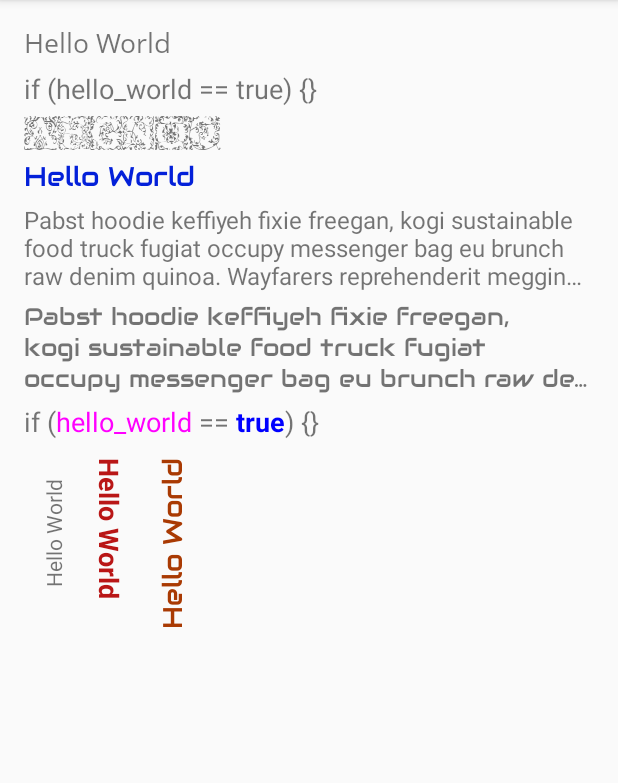
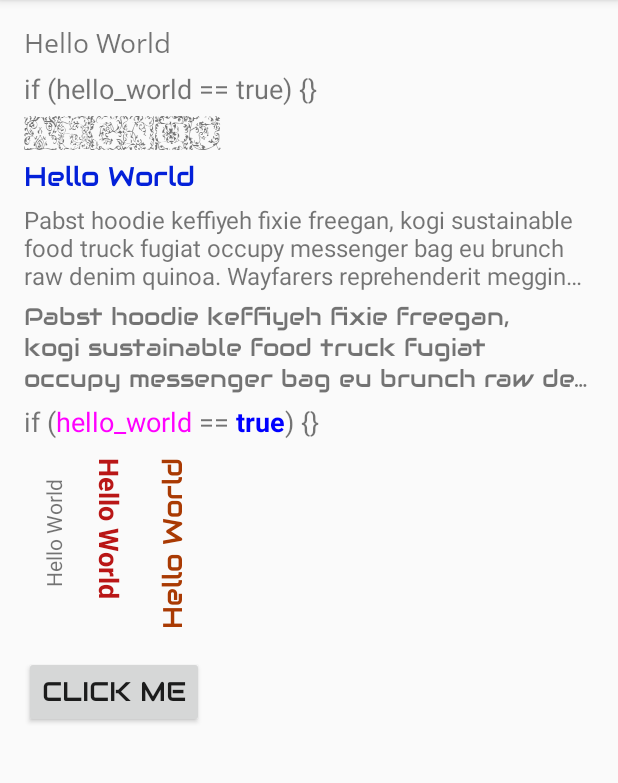
Before and after one commit to iNdieboyjeff/TextViews, an Android app: the screen it shows after launch (MainActivity), on a phone screen of 412 x 824 dp, the part 84-867 px from its top. Run offline under Robolectric (Android 15) with nearby library versions, the phone set to English and light mode, and no system bars; 3 statements that could not run were skipped.

Commit message:
Add FontButton

```diff
--- a/library/build.gradle
+++ b/library/build.gradle
@@ -8,7 +8,7 @@ apply plugin: 'com.jfrog.bintray'
 
 allprojects {
     group = 'util.android.textviews'
-    version = '1.2.3'
+    version = '1.2.4'
 }
 
 android {
@@ -79,6 +79,3 @@ bintray {
         publish = true
     }
 }
-dependencies {
-    compile 'com.android.support:recyclerview-v7:23.1.1'
-}
--- /dev/null
+++ b/library/src/main/java/util/android/textviews/FontButton.java
@@ -0,0 +1,130 @@
+/*
+ *  Copyright (c) 2015 Jeff Sutton
+ *
+ *  Licensed under the Apache License, Version 2.0 (the "License");
+ *  you may not use this file except in compliance with the License.
+ *  You may obtain a copy of the License at
+ *
+ *      http://www.apache.org/licenses/LICENSE-2.0
+ *
+ *  Unless required by applicable law or agreed to in writing, software
+ *  distributed under the License is distributed on an "AS IS" BASIS,
+ *  WITHOUT WARRANTIES OR CONDITIONS OF ANY KIND, either express or implied.
+ *  See the License for the specific language governing permissions and
+ *  limitations under the License.
+ */
+
+package util.android.textviews;
+
+import android.annotation.TargetApi;
+import android.content.Context;
+import android.content.res.AssetManager;
+import android.content.res.TypedArray;
+import android.graphics.Typeface;
+import android.os.Build;
+import android.util.AttributeSet;
+import android.util.Log;
+import android.util.LruCache;
+import android.widget.Button;
+
+import java.io.IOException;
+import java.io.InputStream;
+
+/**
+ * <p>A Button that allows you to set a custom Typeface</p>
+ *
+ * @author Jeff Sutton
+ * @since 1.2.4
+ */
+public class FontButton extends Button {
+    private static final String LOGTAG = FontButton.class.getSimpleName();
+    private static final LruCache<String, Typeface> sTypefaceCache = new LruCache<>(12);
+
+    public FontButton(Context context) {
+        super(context);
+    }
+
+    public FontButton(Context context, AttributeSet attrs) {
+        super(context, attrs);
+        init(context, attrs);
+    }
+
+    public FontButton(Context context, AttributeSet attrs, int defStyleAttr) {
+        super(context, attrs, defStyleAttr);
+        init(context, attrs);
+    }
+
+    @TargetApi(Build.VERSION_CODES.LOLLIPOP)
+    public FontButton(Context context, AttributeSet attrs, int defStyleAttr, int defStyleRes) {
+        super(context, attrs, defStyleAttr, defStyleRes);
+        init(context, attrs);
+    }
+
+    /**
+     * <p>Initialises the view using the attributes set in XML from a layout file or a style/theme.</p>
+     *
+     * @param context
+     * @param attrs
+     */
+    private void init(Context context, AttributeSet attrs) {
+        TypedArray a = context.obtainStyledAttributes(attrs, R.styleable.FontButton);
+        String fontFamily = null;
+        final int n = a.getIndexCount();
+        for (int i = 0; i < n; ++i) {
+            int attr = a.getIndex(i);
+            if (attr == R.styleable.FontButton_android_fontFamily) {
+                fontFamily = a.getString(attr);
+            }
+        }
+        a.recycle();
+        if (!isInEditMode()) {
+            try {
+                Typeface tf = sTypefaceCache.get(fontFamily);
+                if(tf == null) {
+                    Log.d(LOGTAG, "loading in font: " + fontFamily);
+                    tf = Typeface.createFromAsset(getContext().getAssets(), getAssetPath(fontFamily));
+                    sTypefaceCache.put(fontFamily, tf);
+                }
+                setTypeface(tf);
+            } catch (Exception ignored) {
+            }
+        }
+    }
+
+    /**
+     * <p>Look to see if an font exists in the assets folder.</p>
+     *
+     * <p>If a file cannot be found, this method will also check if a file with .tff or .otf
+     * appended to the name exists.  This allows you to specify just the font name in your code,
+     * rather than the full filename.</p>
+     *
+     * @param fontName The name of the font file you want to locate
+     * @return String representing the actual name of the font file
+     */
+    private String getAssetPath(String fontName) {
+        AssetManager assetManager = getResources().getAssets();
+        InputStream inputStream = null;
+        try {
+            inputStream = assetManager.open(fontName);
+        } catch (IOException ex) {
+            try {
+                inputStream = assetManager.open(fontName + ".ttf");
+                fontName += ".ttf";
+            } catch (IOException e) {
+                try {
+                    inputStream = assetManager.open(fontName + ".otf");
+                    fontName += ".otf";
+                } catch (IOException e2) {
+                    e2.printStackTrace();
+                }
+            }
+        } finally {
+            try {
+                inputStream.close();
+            } catch (IOException e) {
+                e.printStackTrace();
+            }
+        }
+        return fontName;
+    }
+}
--- a/library/src/main/res/values/attrs.xml
+++ b/library/src/main/res/values/attrs.xml
@@ -11,4 +11,9 @@
         <attr name="android:textStyle"/>
     </declare-styleable>
 
+    <declare-styleable name="FontButton">
+        <attr name="android:fontFamily"/>
+        <attr name="android:textStyle"/>
+    </declare-styleable>
+
 </resources>
--- a/sample/src/main/res/layout/fragment_main.xml
+++ b/sample/src/main/res/layout/fragment_main.xml
@@ -135,5 +135,13 @@
             android:paddingBottom="12dp"
             android:gravity="bottom"/>
 
+        <util.android.textviews.FontButton
+            android:layout_width="wrap_content"
+            android:layout_height="wrap_content"
+            android:text="Click Me"
+            android:layout_below="@+id/textView10"
+            android:textSize="18sp"
+            android:fontFamily="Audiowide-Regular"/>
+
     </RelativeLayout>
 </ScrollView>
```
Also changed, not shown: 4 other files.
